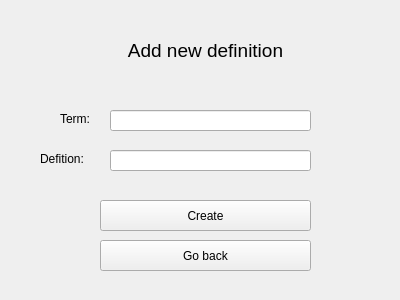
Before: the Qt Designer form forms/DefinitionAddition.ui in without-eyes/EasyLearner, drawn with Qt 5.
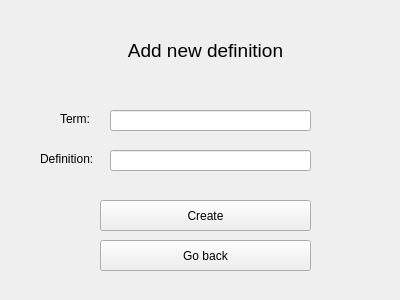
After: the same form once the commit is applied.

Commit message: Fix typo in "Definition Addition" window

What changed in the file:
```diff
--- a/forms/DefinitionAddition.ui
+++ b/forms/DefinitionAddition.ui
@@ -80,7 +80,7 @@
     </rect>
    </property>
    <property name="text">
-    <string>Defition:</string>
+    <string>Definition:</string>
    </property>
   </widget>
   <widget class="QPushButton" name="goBackButton">
```
